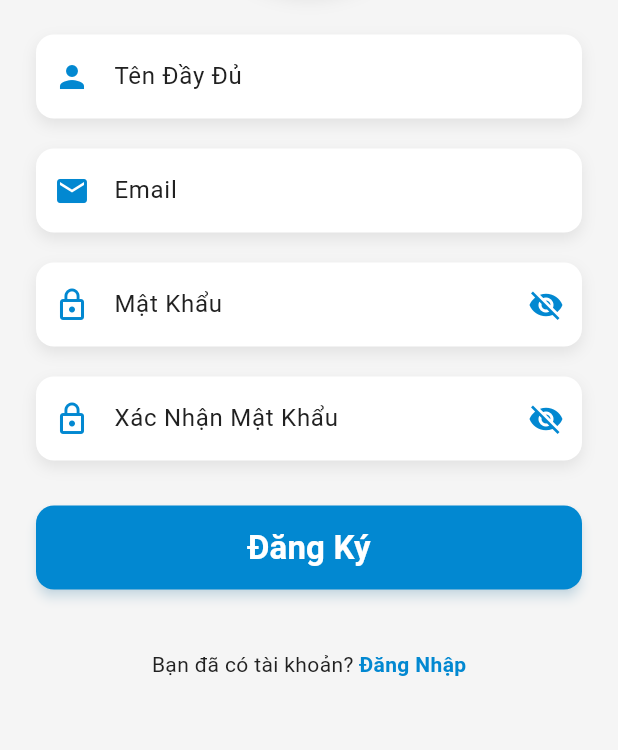
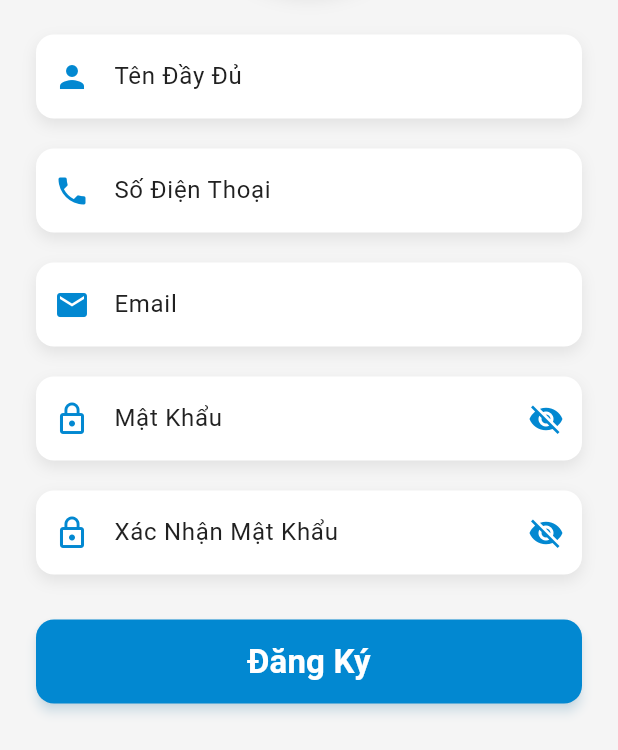
Before and after one commit to DevTapGym/Mobile-BE-Java-Book-Heaven, a Flutter app: the RegisterScreen screen opened by its route, on a phone screen of 412 x 824 dp, the part 486-1236 px from its top. Run offline on Flutter 3.47's test engine with Material 3 defaults, Android fonts, the phone set to English and light mode, and no system bars; our stand-ins replace dio, equatable, firebase_auth, firebase_core, flutter_bloc, flutter_secure_storage and 3 more; accounts and stored records are empty; network calls fail; project files that could hold a hidden picture were left out.

Commit message:
fix(auth) login/refresh/register

```diff
--- a/lib/bloc/auth/auth_event.dart
+++ b/lib/bloc/auth/auth_event.dart
@@ -16,17 +16,17 @@ class RegisterRequested extends AuthEvent {
   final String name;
   final String email;
   final String password;
-  final String passwordConfirmation;
+  final String phone;
 
   RegisterRequested({
     required this.name,
     required this.email,
     required this.password,
-    required this.passwordConfirmation,
+    required this.phone,
   });
 
   @override
-  List<Object?> get props => [name, email, password, passwordConfirmation];
+  List<Object?> get props => [name, email, password];
 }
 
 class LoginRequested extends AuthEvent {
--- a/lib/bloc/auth/auth_state.dart
+++ b/lib/bloc/auth/auth_state.dart
@@ -11,12 +11,11 @@ class AuthLoading extends AuthState {}
 
 class AuthSuccess extends AuthState {
   final String token;
-  final bool isActive;
 
-  AuthSuccess({required this.token, required this.isActive});
+  AuthSuccess({required this.token});
 
   @override
-  List<Object?> get props => [token, isActive];
+  List<Object?> get props => [token];
 }
 
 class AuthRegisterSuccess extends AuthState {
--- a/lib/screens/Auth/init_screen.dart
+++ b/lib/screens/Auth/init_screen.dart
@@ -41,13 +41,13 @@ class _InitScreenState extends State<InitScreen> {
       debugPrint('🔍 [InitScreen] Is active: $isActive');
 
       // Case 1: Không có token hoặc chưa active -> Login
-      if (accessToken == null || accessToken.isEmpty || isActive != 'true') {
-        debugPrint('❌ [InitScreen] Không có token hoặc chưa active → Login');
+      if (accessToken == null || accessToken.isEmpty) {
+        debugPrint('❌ [InitScreen] Không có token → Login');
         _navigateToLogin();
         return;
       }
 
-      // Case 2: Có token và active = '1' -> Kiểm tra expired
+      // Case 2: Có token  -> Kiểm tra expired
       final isExpired = _isTokenExpired(accessToken);
       debugPrint('🔍 [InitScreen] Token expired: $isExpired');
 
--- a/lib/screens/Auth/register_screen.dart
+++ b/lib/screens/Auth/register_screen.dart
@@ -16,6 +16,7 @@ class _RegisterScreenState extends State<RegisterScreen> {
   final _formKey = GlobalKey<FormState>();
   final _nameController = TextEditingController();
   final _emailController = TextEditingController();
+  final _phoneController = TextEditingController();
   final _passwordController = TextEditingController();
   final _confirmPasswordController = TextEditingController();
   bool _isPasswordVisible = false;
@@ -26,6 +27,7 @@ class _RegisterScreenState extends State<RegisterScreen> {
   void dispose() {
     _nameController.dispose();
     _emailController.dispose();
+    _phoneController.dispose();
     _passwordController.dispose();
     _confirmPasswordController.dispose();
     super.dispose();
@@ -200,6 +202,66 @@ class _RegisterScreenState extends State<RegisterScreen> {
                             if (value.length < 2) {
                               //return 'Name must be at least 2 characters';
                               return 'Tên phải có ít nhất 2 ký tự chứ';
+                            }
+                            return null;
+                          },
+                        ),
+                      ),
+
+                      const SizedBox(height: 20),
+
+                      // Phone Number field
+                      Container(
+                        decoration: BoxDecoration(
+                          borderRadius: BorderRadius.circular(12),
+                          boxShadow: [
+                            BoxShadow(
+                              color: Colors.black.withValues(alpha: 0.08),
+                              blurRadius: 8,
+                              offset: const Offset(0, 4),
+                            ),
+                          ],
+                        ),
+                        child: TextFormField(
+                          controller: _phoneController,
+                          enabled: !_isLoading,
+                          keyboardType: TextInputType.phone,
+                          decoration: InputDecoration(
+                            hintText: 'Số Điện Thoại',
+                            errorStyle: const TextStyle(
+                              fontSize: 14,
+                              fontWeight: FontWeight.w500,
+                            ),
+                            hintStyle: const TextStyle(color: AppColors.text),
+                            prefixIcon: const Icon(
+                              Icons.phone,
+                              color: AppColors.primaryDark,
+                            ),
+                            border: OutlineInputBorder(
+                              borderRadius: BorderRadius.circular(12),
+                              borderSide: BorderSide.none,
+                            ),
+                            enabledBorder: OutlineInputBorder(
+                              borderRadius: BorderRadius.circular(12),
+                              borderSide: BorderSide.none,
+                            ),
+                            focusedBorder: OutlineInputBorder(
+                              borderRadius: BorderRadius.circular(12),
+                              borderSide: const BorderSide(
+                                color: AppColors.primaryDark,
+                                width: 2,
+                              ),
+                            ),
+                            filled: true,
+                            fillColor: Colors.white,
+                          ),
+                          validator: (value) {
+                            if (value == null || value.isEmpty) {
+                              return 'Vui lòng nhập số điện thoại của bạn';
+                            }
+                            // Vietnamese phone number validation (10 digits, starts with 0)
+                            if (!RegExp(r'^0[0-9]{9}$').hasMatch(value)) {
+                              return 'Số điện thoại không hợp lệ (phải có 10 số và bắt đầu bằng 0)';
                             }
                             return null;
                           },
@@ -431,17 +493,33 @@ class _RegisterScreenState extends State<RegisterScreen> {
                               _isLoading
                                   ? null
                                   : () {
-                                    if (_formKey.currentState!.validate()) {
-                                      context.read<AuthBloc>().add(
-                                        RegisterRequested(
-                                          name: _nameController.text.trim(),
-                                          email: _emailController.text.trim(),
-                                          password: _passwordController.text,
-                                          passwordConfirmation:
-                                              _confirmPasswordController.text,
+                                    if (!_formKey.currentState!.validate()) {
+                                      return;
+                                    }
+                                    if (_passwordController.text !=
+                                        _confirmPasswordController.text) {
+                                      ScaffoldMessenger.of(
+                                        context,
+                                      ).showSnackBar(
+                                        const SnackBar(
+                                          content: Text(
+                                            'Mật khẩu và xác nhận mật khẩu phải giống nhau',
+                                          ),
+                                          backgroundColor: Colors.red,
+                                          duration: Duration(seconds: 2),
                                         ),
                                       );
+                                      return;
                                     }
+
+                                    context.read<AuthBloc>().add(
+                                      RegisterRequested(
+                                        name: _nameController.text.trim(),
+                                        email: _emailController.text.trim(),
+                                        phone: _phoneController.text.trim(),
+                                        password: _passwordController.text,
+                                      ),
+                                    );
                                   },
                           style: ElevatedButton.styleFrom(
                             backgroundColor: AppColors.primaryDark,
--- a/lib/services/api_client.dart
+++ b/lib/services/api_client.dart
@@ -10,14 +10,14 @@ class ApiClient {
   ApiClient(FlutterSecureStorage secureStorage, AuthService authService)
     : publicDio = Dio(
         BaseOptions(
-          baseUrl: 'http://10.0.2.2:8000/api/v1',
+          baseUrl: 'http://10.0.2.2:8080/api/v1',
           headers: {'Content-Type': 'application/json'},
         ),
       ),
 
       privateDio = Dio(
         BaseOptions(
-          baseUrl: 'http://10.0.2.2:8000/api/v1',
+          baseUrl: 'http://10.0.2.2:8080/api/v1',
           headers: {'Content-Type': 'application/json'},
         ),
       ) {
```
Also changed, not shown: lib/bloc/auth/auth_bloc.dart (+9 -15 lines), lib/screens/Auth/login_screen.dart (+8 -13 lines), lib/services/auth_service.dart (+11 -35 lines).
